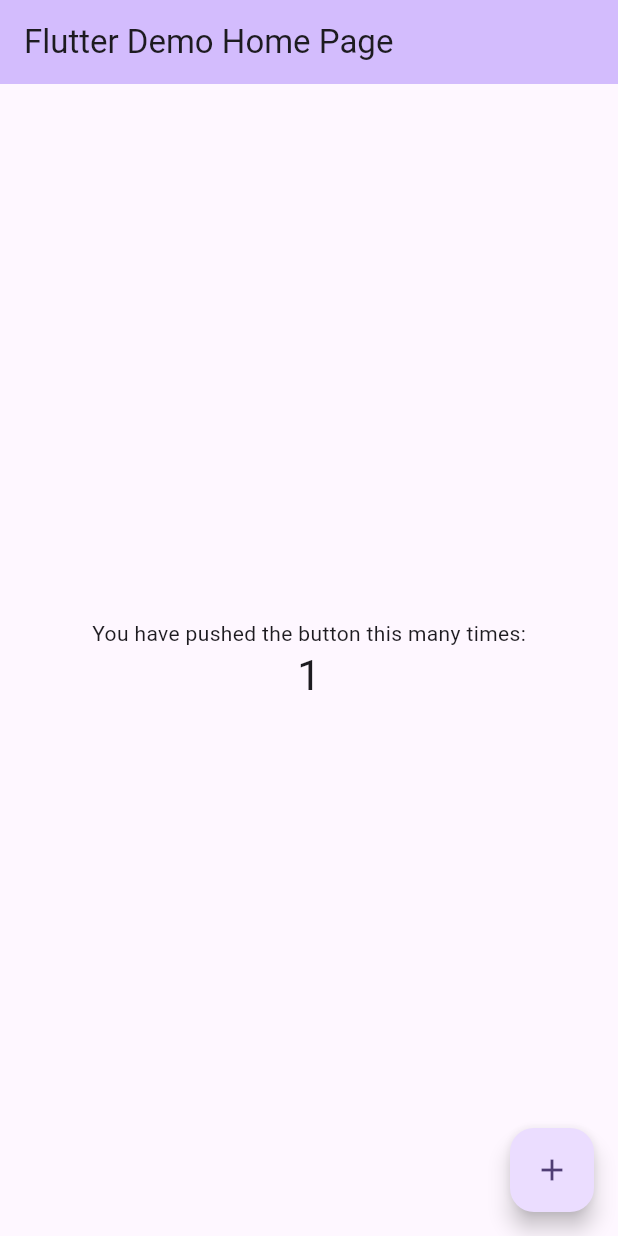
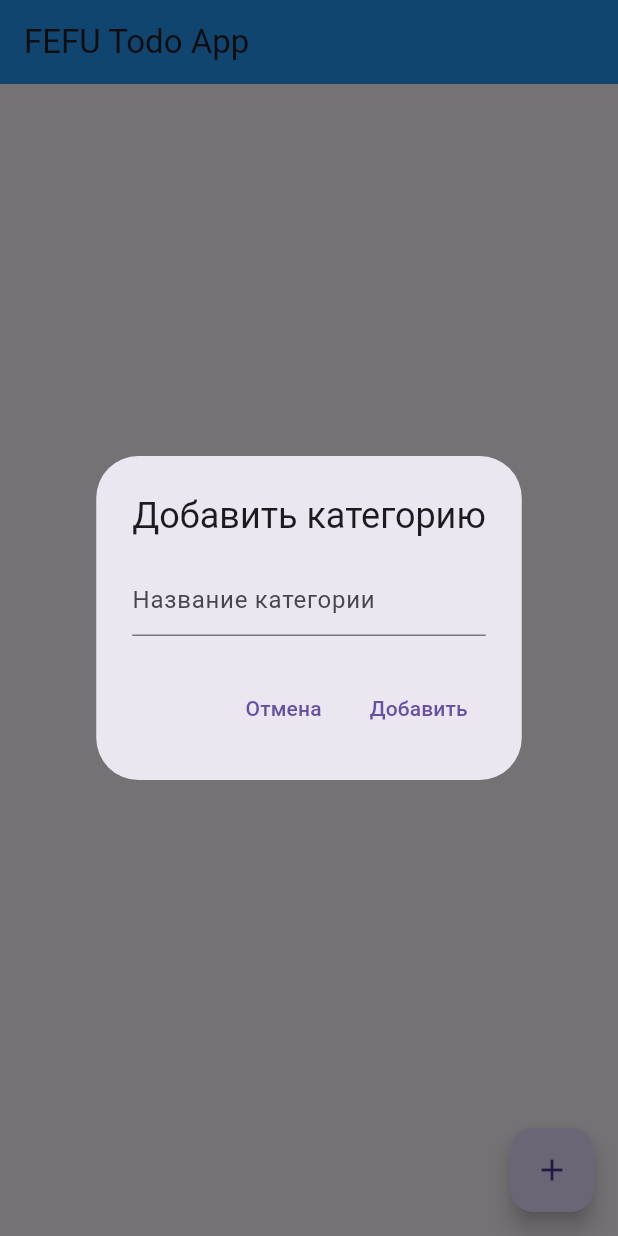
Before and after one commit to grandis0n/FEFUdo, a Flutter app: the screen it shows after launch, after a tap on the "add" icon, on a phone screen of 412 x 824 dp. Run offline on Flutter 3.47's test engine with Material 3 defaults, Android fonts, the phone set to English and light mode, and no system bars.

Commit message:
add new category func

```diff
--- a/lib/data/models/category.dart
+++ b/lib/data/models/category.dart
@@ -6,7 +6,6 @@ class Category {
   DateTime createdAt = DateTime.now();
 
   Category({
-    required this.name,
-    required this.createdAt,
+    required this.name
   });
 }
--- a/lib/main.dart
+++ b/lib/main.dart
@@ -1,125 +1,10 @@
+import 'package:fefu_do/presentation/screens/categories_screen.dart';
 import 'package:flutter/material.dart';
 
 void main() {
-  runApp(const MyApp());
+  runApp(
+    const MaterialApp(
+      home: CategoriesScreen(), // Replace existing widget with CategoriesScreen
+    ),
+  );
 }
-
-class MyApp extends StatelessWidget {
-  const MyApp({super.key});
-
-  // This widget is the root of your application.
-  @override
-  Widget build(BuildContext context) {
-    return MaterialApp(
-      title: 'Flutter Demo',
-      theme: ThemeData(
-        // This is the theme of your application.
-        //
-        // TRY THIS: Try running your application with "flutter run". You'll see
-        // the application has a purple toolbar. Then, without quitting the app,
-        // try changing the seedColor in the colorScheme below to Colors.green
-        // and then invoke "hot reload" (save your changes or press the "hot
-        // reload" button in a Flutter-supported IDE, or press "r" if you used
-        // the command line to start the app).
-        //
-        // Notice that the counter didn't reset back to zero; the application
-        // state is not lost during the reload. To reset the state, use hot
-        // restart instead.
-        //
-        // This works for code too, not just values: Most code changes can be
-        // tested with just a hot reload.
-        colorScheme: ColorScheme.fromSeed(seedColor: Colors.deepPurple),
-        useMaterial3: true,
-      ),
-      home: const MyHomePage(title: 'Flutter Demo Home Page'),
-    );
-  }
-}
-
-class MyHomePage extends StatefulWidget {
-  const MyHomePage({super.key, required this.title});
-
-  // This widget is the home page of your application. It is stateful, meaning
-  // that it has a State object (defined below) that contains fields that affect
-  // how it looks.
-
-  // This class is the configuration for the state. It holds the values (in this
-  // case the title) provided by the parent (in this case the App widget) and
-  // used by the build method of the State. Fields in a Widget subclass are
-  // always marked "final".
-
-  final String title;
-
-  @override
-  State<MyHomePage> createState() => _MyHomePageState();
-}
-
-class _MyHomePageState extends State<MyHomePage> {
-  int _counter = 0;
-
-  void _incrementCounter() {
-    setState(() {
-      // This call to setState tells the Flutter framework that something has
-      // changed in this State, which causes it to rerun the build method below
-      // so that the display can reflect the updated values. If we changed
-      // _counter without calling setState(), then the build method would not be
-      // called again, and so nothing would appear to happen.
-      _counter++;
-    });
-  }
-
-  @override
-  Widget build(BuildContext context) {
-    // This method is rerun every time setState is called, for instance as done
-    // by the _incrementCounter method above.
-    //
-    // The Flutter framework has been optimized to make rerunning build methods
-    // fast, so that you can just rebuild anything that needs updating rather
-    // than having to individually change instances of widgets.
-    return Scaffold(
-      appBar: AppBar(
-        // TRY THIS: Try changing the color here to a specific color (to
-        // Colors.amber, perhaps?) and trigger a hot reload to see the AppBar
-        // change color while the other colors stay the same.
-        backgroundColor: Theme.of(context).colorScheme.inversePrimary,
-        // Here we take the value from the MyHomePage object that was created by
-        // the App.build method, and use it to set our appbar title.
-        title: Text(widget.title),
-      ),
-      body: Center(
-        // Center is a layout widget. It takes a single child and positions it
-        // in the middle of the parent.
-        child: Column(
-          // Column is also a layout widget. It takes a list of children and
-          // arranges them vertically. By default, it sizes itself to fit its
-          // children horizontally, and tries to be as tall as its parent.
-          //
-          // Column has various properties to control how it sizes itself and
-          // how it positions its children. Here we use mainAxisAlignment to
-          // center the children vertically; the main axis here is the vertical
-          // axis because Columns are vertical (the cross axis would be
-          // horizontal).
-          //
-          // TRY THIS: Invoke "debug painting" (choose the "Toggle Debug Paint"
-          // action in the IDE, or press "p" in the console), to see the
-          // wireframe for each widget.
-          mainAxisAlignment: MainAxisAlignment.center,
-          children: <Widget>[
-            const Text(
-              'You have pushed the button this many times:',
-            ),
-            Text(
-              '$_counter',
-              style: Theme.of(context).textTheme.headlineMedium,
-            ),
-          ],
-        ),
-      ),
-      floatingActionButton: FloatingActionButton(
-        onPressed: _incrementCounter,
-        tooltip: 'Increment',
-        child: const Icon(Icons.add),
-      ), // This trailing comma makes auto-formatting nicer for build methods.
-    );
-  }
-}
--- /dev/null
+++ b/lib/presentation/screens/categories_screen.dart
@@ -0,0 +1,91 @@
+import 'package:flutter/material.dart';
+
+import '../../data/models/category.dart';
+
+class CategoriesScreen extends StatefulWidget {
+  const CategoriesScreen({Key? key}) : super(key: key);
+
+  @override
+  State<CategoriesScreen> createState() => _CategoriesScreenState();
+}
+
+class _CategoriesScreenState extends State<CategoriesScreen> {
+  var categories = <Category>[];
+
+  void _addNewCategory() {
+    showDialog(
+      context: context,
+      builder: (context) {
+        final TextEditingController nameController = TextEditingController();
+        return AlertDialog(
+          title: const Text('Добавить категорию'),
+          content: TextField(
+            controller: nameController,
+            decoration: const InputDecoration(
+              hintText: 'Название категории',
+            ),
+          ),
+          actions: [
+            TextButton(
+              onPressed: () => Navigator.pop(context),
+              child: const Text('Отмена'),
+            ),
+            TextButton(
+              onPressed: () {
+                final name = nameController.text.trim();
+                if (name.isNotEmpty) {
+                  setState(() {
+                    categories.add(Category(name: name));
+                  });
+                }
+                Navigator.pop(context);
+              },
+              child: const Text('Добавить'),
+            ),
+          ],
+        );
+      },
+    );
+  }
+
+  @override
+  Widget build(BuildContext context) {
+    return Scaffold(
+      appBar: AppBar(
+        title: const Text('FEFU Todo App'),
+        backgroundColor: Colors.blue,
+      ),
+      body: categories.isNotEmpty
+          ? ListView.builder(
+        itemCount: categories.length,
+        itemBuilder: (context, index) {
+          final category = categories[index];
+          return CategoryTile(category: category);
+        },
+      )
+          : const Center(
+        child: Text('Список категорий пуст'),
+      ),
+      floatingActionButton: FloatingActionButton(
+        onPressed: _addNewCategory,
+        child: const Icon(Icons.add),
+      ),
+    );
+  }
+}
+
+class CategoryTile extends StatelessWidget {
+  const CategoryTile({
+    Key? key,
+    required this.category,
+  }) : super(key: key);
+
+  final Category category;
+
+  @override
+  Widget build(BuildContext context) {
+    return ListTile(
+      title: Text(category.name),
+    );
+  }
+}
```
Also changed, not shown: 1 other file.
